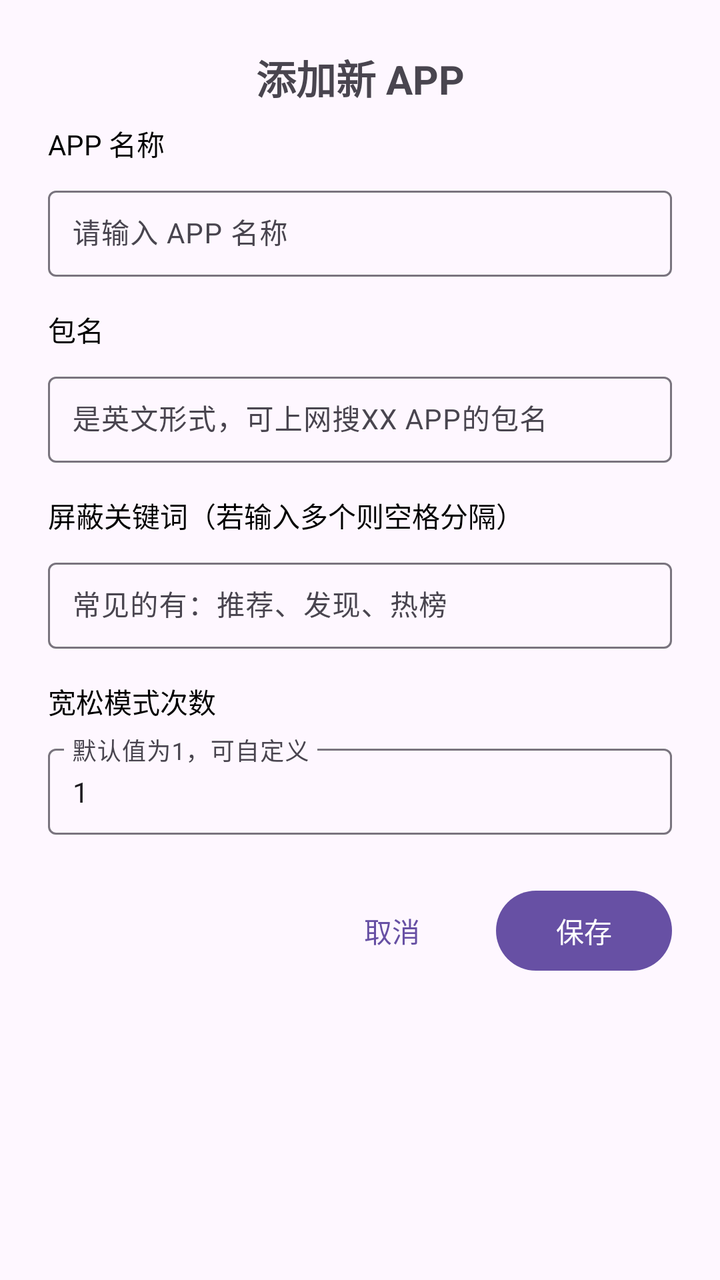
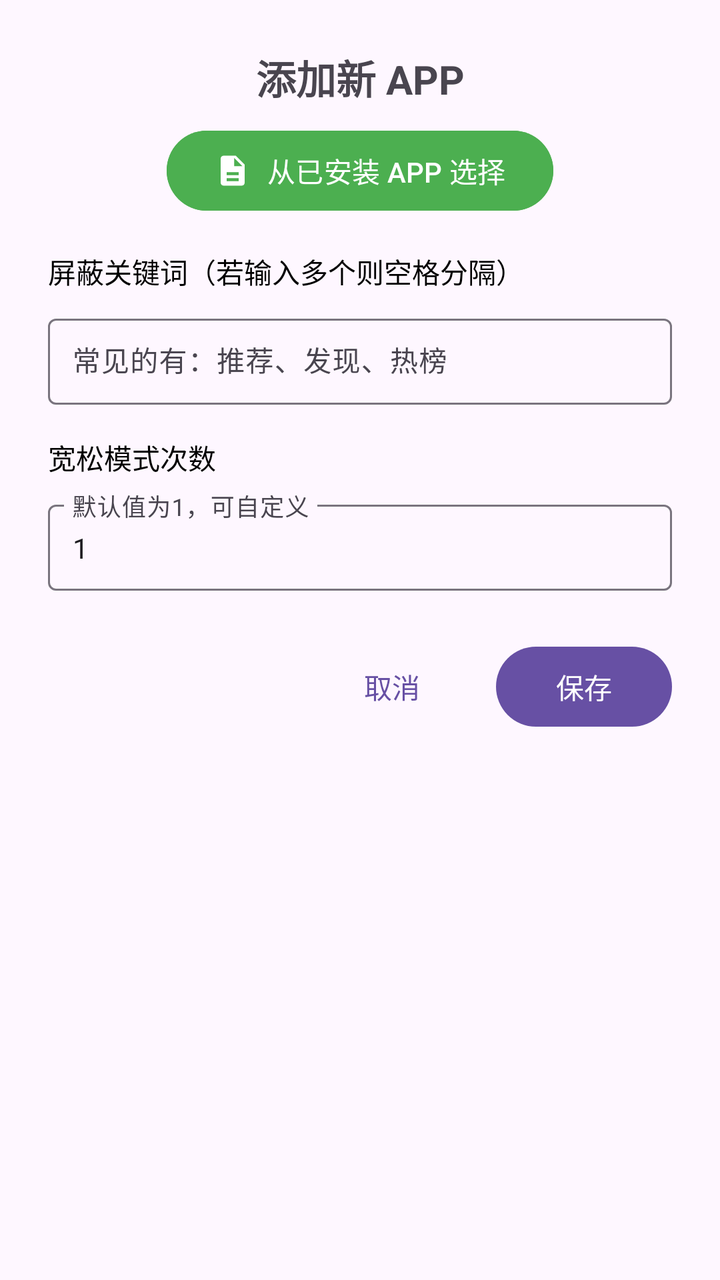

The first picture is an Android layout as it rendered before a commit; the second is the same layout after the commit. The layout source and the unified diff follow.
<!-- AndroidManifest.xml: application theme Theme.Basic -->
<!-- res/layout/dialog_add_app.xml -->
<?xml version="1.0" encoding="utf-8"?>
<LinearLayout xmlns:android="http://schemas.android.com/apk/res/android"
    xmlns:app="http://schemas.android.com/apk/res-auto"
    android:layout_width="match_parent"
    android:layout_height="wrap_content"
    android:orientation="vertical"
    android:padding="24dp">

    <TextView
        android:layout_width="match_parent"
        android:layout_height="wrap_content"
        android:text="添加新 APP"
        android:textSize="20sp"
        android:textStyle="bold"
        android:gravity="center"
        android:layout_marginBottom="8dp" />

    
    <TextView
        android:layout_width="match_parent"
        android:layout_height="wrap_content"
        android:text="APP 名称"
        android:textSize="14sp"
        android:textColor="@android:color/black"
        android:layout_marginBottom="8dp" />

    <com.google.android.material.textfield.TextInputLayout
        android:id="@+id/layout_app_name"
        android:layout_width="match_parent"
        android:layout_height="wrap_content"
        android:layout_marginBottom="16dp"
        android:hint="请输入 APP 名称"
        app:hintTextColor="#757575"
        style="@style/Widget.Material3.TextInputLayout.OutlinedBox">

        <com.google.android.material.textfield.TextInputEditText
            android:id="@+id/et_app_name"
            android:layout_width="match_parent"
            android:layout_height="wrap_content"
            android:inputType="text"
            android:maxLines="1"
            android:textSize="14sp"
            android:padding="12dp" />

    </com.google.android.material.textfield.TextInputLayout>

    
    <TextView
        android:layout_width="match_parent"
        android:layout_height="wrap_content"
        android:text="包名"
        android:textSize="14sp"
        android:textColor="@android:color/black"
        android:layout_marginBottom="8dp" />

    <com.google.android.material.textfield.TextInputLayout
        android:id="@+id/layout_package_name"
        android:layout_width="match_parent"
        android:layout_height="wrap_content"
        android:layout_marginBottom="16dp"
        android:hint="是英文形式，可上网搜XX APP的包名"
        app:hintTextColor="#757575"
        style="@style/Widget.Material3.TextInputLayout.OutlinedBox">

        <com.google.android.material.textfield.TextInputEditText
            android:id="@+id/et_package_name"
            android:layout_width="match_parent"
            android:layout_height="wrap_content"
            android:inputType="text"
            android:maxLines="1"
            android:textSize="14sp"
            android:padding="12dp" />

    </com.google.android.material.textfield.TextInputLayout>

    
    <TextView
        android:layout_width="match_parent"
        android:layout_height="wrap_content"
        android:text="屏蔽关键词（若输入多个则空格分隔）"
        android:textSize="14sp"
        android:textColor="@android:color/black"
        android:layout_marginBottom="8dp" />

    <com.google.android.material.textfield.TextInputLayout
        android:id="@+id/layout_target_word"
        android:layout_width="match_parent"
        android:layout_height="wrap_content"
        android:layout_marginBottom="16dp"
        android:hint="常见的有：推荐、发现、热榜"
        app:hintTextColor="#757575"
        style="@style/Widget.Material3.TextInputLayout.OutlinedBox">

        <com.google.android.material.textfield.TextInputEditText
            android:id="@+id/et_target_word"
            android:layout_width="match_parent"
            android:layout_height="wrap_content"
            android:inputType="text"
            android:maxLines="1"
            android:textSize="14sp"
            android:padding="12dp" />

    </com.google.android.material.textfield.TextInputLayout>

    
    <TextView
        android:layout_width="match_parent"
        android:layout_height="wrap_content"
        android:text="宽松模式次数"
        android:textSize="14sp"
        android:textColor="@android:color/black"
        android:layout_marginBottom="8dp" />

    <com.google.android.material.textfield.TextInputLayout
        android:id="@+id/layout_relaxed_limit_count"
        android:layout_width="match_parent"
        android:layout_height="wrap_content"
        android:layout_marginBottom="24dp"
        android:hint="默认值为1，可自定义"
        app:hintTextColor="#757575"
        style="@style/Widget.Material3.TextInputLayout.OutlinedBox">

        <com.google.android.material.textfield.TextInputEditText
            android:id="@+id/et_relaxed_limit_count"
            android:layout_width="match_parent"
            android:layout_height="wrap_content"
            android:inputType="number"
            android:maxLines="1"
            android:text="1"
            android:textSize="14sp"
            android:padding="12dp" />

    </com.google.android.material.textfield.TextInputLayout>

    <LinearLayout
        android:layout_width="match_parent"
        android:layout_height="wrap_content"
        android:orientation="horizontal"
        android:gravity="end">

        <Button
            android:id="@+id/btn_cancel"
            android:layout_width="wrap_content"
            android:layout_height="wrap_content"
            android:text="取消"
            android:layout_marginEnd="8dp"
            style="@style/Widget.Material3.Button.TextButton" />

        <Button
            android:id="@+id/btn_save"
            android:layout_width="wrap_content"
            android:layout_height="wrap_content"
            android:text="保存"
            style="@style/Widget.Material3.Button" />

    </LinearLayout>

</LinearLayout>
<!-- resources referenced by this layout -->
<resources>
  <style name="Theme.Basic" parent="Base.Theme.Basic" />
  <style name="Base.Theme.Basic" parent="Theme.Material3.DayNight.NoActionBar">
          
          
      </style>
</resources>

<!-- the commit's change to res/layout/dialog_add_app.xml (unified diff, before → after) -->
@@ -16,62 +16,68 @@
         android:layout_marginBottom="8dp" />
 
     
-    <TextView
+    <Button
+        android:id="@+id/btn_pick_installed_app"
+        android:layout_width="wrap_content"
+        android:layout_height="wrap_content"
+        android:layout_gravity="center_horizontal"
+        android:text="从已安装 APP 选择"
+        android:textColor="@android:color/white"
+        android:backgroundTint="#4CAF50"
+        app:icon="@drawable/ic_menu_log"
+        app:iconTint="@android:color/white"
+        android:layout_marginBottom="16dp"
+        style="@style/Widget.Material3.Button" />
+
+    
+    <LinearLayout
+        android:id="@+id/layout_selected_app"
         android:layout_width="match_parent"
         android:layout_height="wrap_content"
-        android:text="APP 名称"
-        android:textSize="14sp"
-        android:textColor="@android:color/black"
-        android:layout_marginBottom="8dp" />
+        android:orientation="horizontal"
+        android:gravity="center_vertical"
+        android:padding="12dp"
+        android:layout_marginBottom="16dp"
+        android:visibility="gone"
+        android:background="@drawable/bg_selected_app">
 
-    <com.google.android.material.textfield.TextInputLayout
-        android:id="@+id/layout_app_name"
-        android:layout_width="match_parent"
-        android:layout_height="wrap_content"
-        android:layout_marginBottom="16dp"
-        android:hint="请输入 APP 名称"
-        app:hintTextColor="#757575"
-        style="@style/Widget.Material3.TextInputLayout.OutlinedBox">
+        <ImageView
+            android:id="@+id/iv_selected_icon"
+            android:layout_width="40dp"
+            android:layout_height="40dp"
+            android:layout_marginEnd="12dp"
+            android:contentDescription="@null" />
 
-        <com.google.android.material.textfield.TextInputEditText
-            android:id="@+id/et_app_name"
-            android:layout_width="match_parent"
+        <LinearLayout
+            android:layout_width="0dp"
             android:layout_height="wrap_content"
-            android:inputType="text"
-            android:maxLines="1"
-            android:textSize="14sp"
-            android:padding="12dp" />
+            android:layout_weight="1"
+            android:orientation="vertical">
 
-    </com.google.android.material.textfield.TextInputLayout>
+            <TextView
+                android:id="@+id/tv_selected_name"
+                android:layout_width="match_parent"
+                android:layout_height="wrap_content"
+                android:text="未选择应用"
+                android:textSize="15sp"
+                android:textStyle="bold"
+                android:maxLines="1"
+                android:ellipsize="end"
+                android:textColor="@android:color/black" />
 
-    
-    <TextView
-        android:layout_width="match_parent"
-        android:layout_height="wrap_content"
-        android:text="包名"
-        android:textSize="14sp"
-        android:textColor="@android:color/black"
-        android:layout_marginBottom="8dp" />
+            <TextView
+                android:id="@+id/tv_selected_package"
+                android:layout_width="match_parent"
+                android:layout_height="wrap_content"
+                android:text="请点击上方按钮选择应用"
+                android:textSize="12sp"
+                android:maxLines="1"
+                android:ellipsize="end"
+                android:textColor="#757575" />
 
-    <com.google.android.material.textfield.TextInputLayout
-        android:id="@+id/layout_package_name"
-        android:layout_width="match_parent"
-        android:layout_height="wrap_content"
-        android:layout_marginBottom="16dp"
-        android:hint="是英文形式，可上网搜XX APP的包名"
-        app:hintTextColor="#757575"
-        style="@style/Widget.Material3.TextInputLayout.OutlinedBox">
+        </LinearLayout>
 
-        <com.google.android.material.textfield.TextInputEditText
-            android:id="@+id/et_package_name"
-            android:layout_width="match_parent"
-            android:layout_height="wrap_content"
-            android:inputType="text"
-            android:maxLines="1"
-            android:textSize="14sp"
-            android:padding="12dp" />
-
-    </com.google.android.material.textfield.TextInputLayout>
+    </LinearLayout>
 
     
     <TextView
<!-- resource entries referenced after the edit -->
@@ -1,5 +1,25 @@
 <!-- resources referenced by this layout -->
 <resources>
+  <!-- drawable bg_selected_app (drawable) -->
+  <?xml version="1.0" encoding="utf-8"?>
+  <shape xmlns:android="http://schemas.android.com/apk/res/android"
+      android:shape="rectangle">
+      <solid android:color="@android:color/white" />
+      <corners android:radius="12dp" />
+      <stroke
+          android:width="1dp"
+          android:color="#D0D0D0" />
+  </shape>
+  <!-- drawable ic_menu_log (drawable) -->
+  <vector xmlns:android="http://schemas.android.com/apk/res/android"
+      android:width="24dp"
+      android:height="24dp"
+      android:viewportWidth="24"
+      android:viewportHeight="24">
+      <path
+          android:fillColor="#202020"
+          android:pathData="M14,2H6c-1.1,0 -2,0.9 -2,2v16c0,1.1 0.9,2 2,2h12c1.1,0 2,-0.9 2,-2V8l-6,-6zM13,9V3.5L18.5,9H13zM8,13h8v2H8v-2zM8,17h8v2H8v-2z" />
+  </vector>
   <style name="Theme.Basic" parent="Base.Theme.Basic" />
   <style name="Base.Theme.Basic" parent="Theme.Material3.DayNight.NoActionBar">
           
